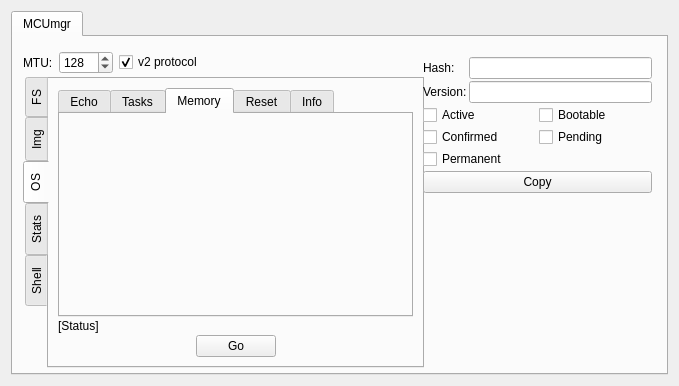
First picture: the form in plugins/mcumgr/form.ui, repository thedjnK/AuTerm, before the edit.
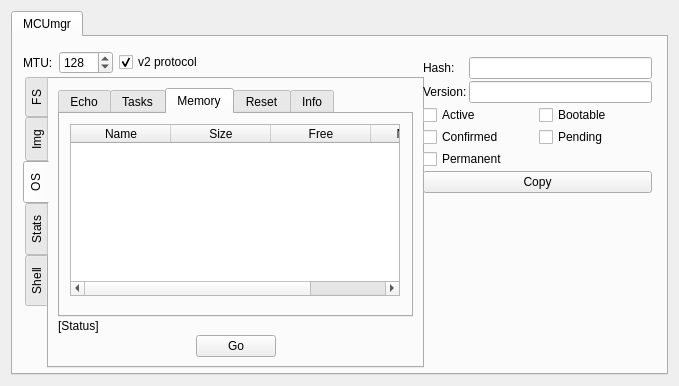
Second picture: the form after the edit. The open tabs and pages were chosen to show the change.

Commit message: plugins: mcumgr: Add os mgmt memory pool listing

Patch:
```diff
--- a/plugins/mcumgr/form.ui
+++ b/plugins/mcumgr/form.ui
@@ -665,6 +665,57 @@
             <attribute name="title">
              <string>Memory</string>
             </attribute>
+            <widget class="QTableWidget" name="table_OS_Memory">
+             <property name="geometry">
+              <rect>
+               <x>10</x>
+               <y>10</y>
+               <width>330</width>
+               <height>172</height>
+              </rect>
+             </property>
+             <property name="editTriggers">
+              <set>QAbstractItemView::NoEditTriggers</set>
+             </property>
+             <property name="showDropIndicator" stdset="0">
+              <bool>false</bool>
+             </property>
+             <property name="dragDropOverwriteMode">
+              <bool>false</bool>
+             </property>
+             <property name="alternatingRowColors">
+              <bool>true</bool>
+             </property>
+             <property name="selectionMode">
+              <enum>QAbstractItemView::NoSelection</enum>
+             </property>
+             <property name="sortingEnabled">
+              <bool>true</bool>
+             </property>
+             <property name="cornerButtonEnabled">
+              <bool>false</bool>
+             </property>
+             <column>
+              <property name="text">
+               <string>Name</string>
+              </property>
+             </column>
+             <column>
+              <property name="text">
+               <string>Size</string>
+              </property>
+             </column>
+             <column>
+              <property name="text">
+               <string>Free</string>
+              </property>
+             </column>
+             <column>
+              <property name="text">
+               <string>Minimum</string>
+              </property>
+             </column>
+            </widget>
            </widget>
            <widget class="QWidget" name="tab_OS_Reset">
             <attribute name="title">
```
Left out of the diff: 2 changed lines with no effect on the pictures. The commit also changes 3 other files.
